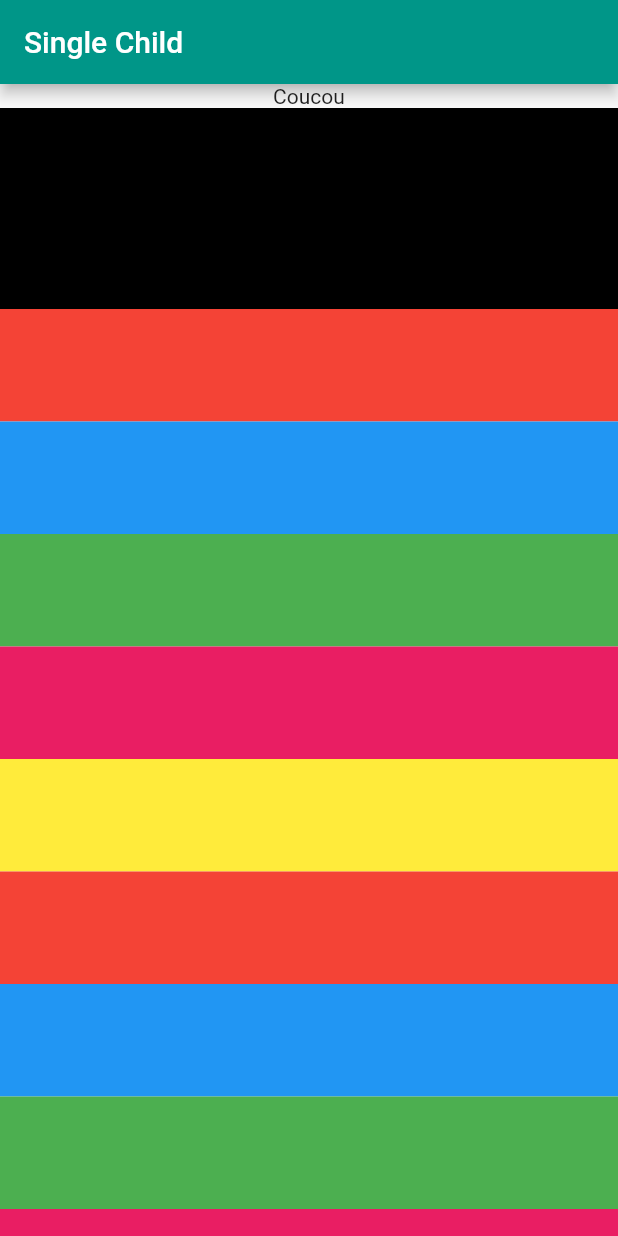
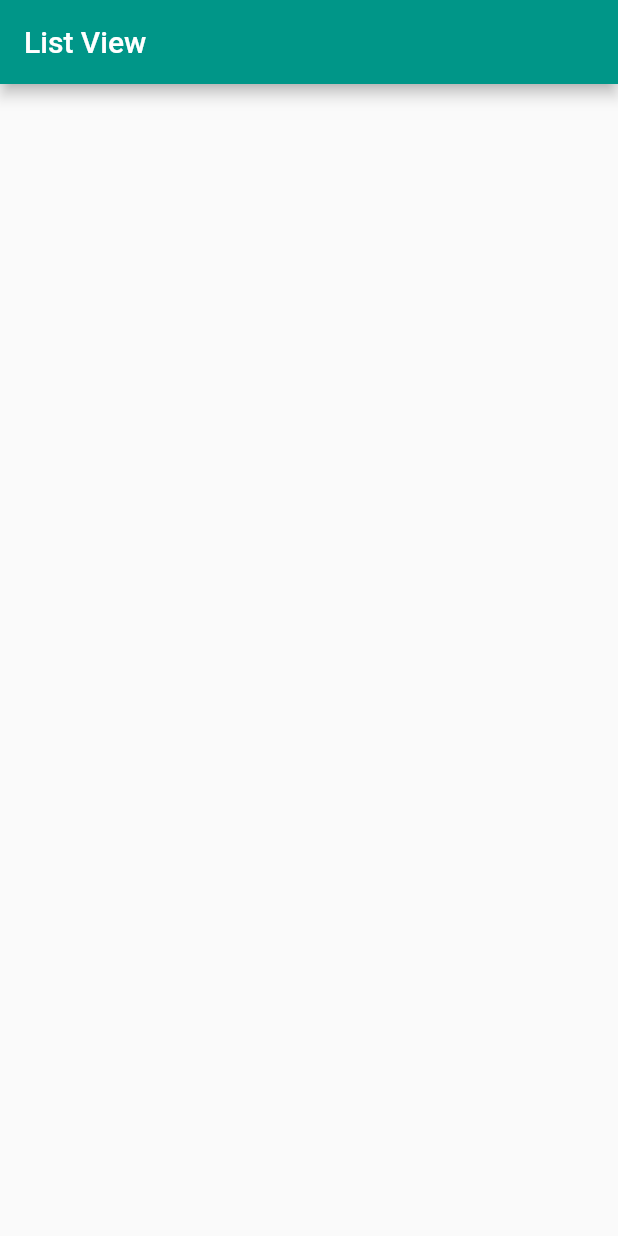
Before and after one commit to fabienlierville/ril21-1-flutter-scroll, a Flutter app: the screen it shows after launch, on a phone screen of 412 x 824 dp. Run offline on Flutter 3.47's test engine with Material 2 defaults, Android fonts, the phone set to English and light mode, and no system bars.

Commit message:
ListView

```diff
--- a/lib/main.dart
+++ b/lib/main.dart
@@ -1,4 +1,5 @@
 import 'package:flutter/material.dart';
+import 'package:scroll/pages/page_list_view.dart';
 import 'package:scroll/pages/page_single_child.dart';
 
 void main() {
@@ -16,7 +17,7 @@ class MyApp extends StatelessWidget {
       theme: ThemeData(
         primarySwatch: Colors.teal,
       ),
-      home: const PageSingleChild(),
+      home: const PageListView(),
     );
   }
 }
--- /dev/null
+++ b/lib/pages/page_list_view.dart
@@ -0,0 +1,22 @@
+import 'package:flutter/material.dart';
+
+class PageListView extends StatefulWidget {
+  const PageListView({Key? key}) : super(key: key);
+
+  @override
+  _PageListViewState createState() => _PageListViewState();
+}
+
+class _PageListViewState extends State<PageListView> {
+  @override
+  Widget build(BuildContext context) {
+    return Scaffold(
+      appBar: AppBar(
+        title: Text("List View"),
+      ),
+      body: Center(
+
+      ),
+    );
+  }
+}
```
